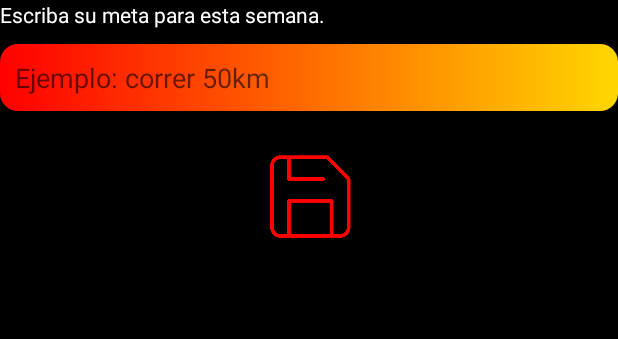
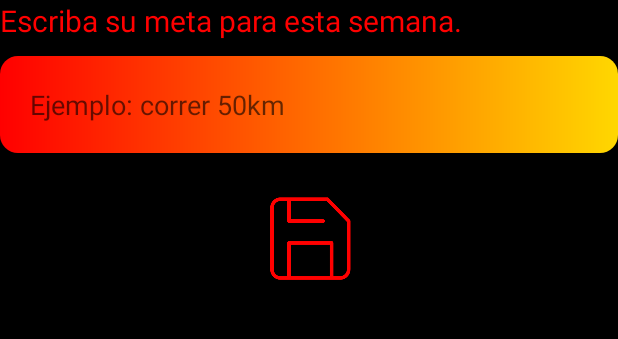
Before and after one commit to alosslessdev/Parcial1ds6, an Android app: the metas screen opened directly, with no data from a screen before it, on a phone screen of 412 x 824 dp, the part 84-423 px from its top. Run offline under Robolectric (Android 15) with nearby library versions, the phone set to English and light mode, and no system bars.

Commit message:
ajustes de errores rojos

```diff
--- a/app/src/main/res/layout/activity_historial.xml
+++ b/app/src/main/res/layout/activity_historial.xml
@@ -12,7 +12,7 @@
         android:layout_height="wrap_content"
         android:gravity="center"
         android:text="Historial"
-        android:textColor="#FFF"
+        android:textColor="#FF0000"
         android:textSize="30sp"
         android:layout_marginBottom="10dp"/>
 
--- a/app/src/main/res/layout/activity_main.xml
+++ b/app/src/main/res/layout/activity_main.xml
@@ -37,7 +37,7 @@
         android:background="@drawable/borde_rojo"
         android:textColor="#FFF"
         android:textColorHint="#FF0000"
-        android:padding="10dp"
+        android:padding="20dp"
         android:layout_marginBottom="20dp"/>
 
     <Button
--- a/app/src/main/res/layout/activity_metas.xml
+++ b/app/src/main/res/layout/activity_metas.xml
@@ -10,15 +10,18 @@
     <TextView
         android:layout_width="match_parent"
         android:layout_height="wrap_content"
+        android:textSize="20sp"
         android:text="Escriba su meta para esta semana."
-        android:textColor="#FFF"
+        android:textColor="#FF0000"
         android:layout_marginBottom="10dp"/>
 
     <EditText
         android:id="@+id/editMeta"
+        android:autofillHints=""
         android:hint="Ejemplo: correr 50km"
         android:background="@drawable/boton_gradiente"
-        android:padding="10dp"
+        android:inputType="text"
+        android:padding="20dp"
         android:textColor="#FFF"
         android:layout_width="match_parent"
         android:layout_height="wrap_content"/>
@@ -33,7 +36,8 @@
         android:adjustViewBounds="true"
         android:background="@null"
         android:scaleType="centerInside"
-        android:src="@drawable/ic_save" />
+        android:src="@drawable/ic_save"
+        android:contentDescription="Guardar Meta" />
 
     <ListView
         android:id="@+id/lista"
```
Also changed, not shown: app/src/main/res/layout/activity_registro.xml (+6 -1 lines).
